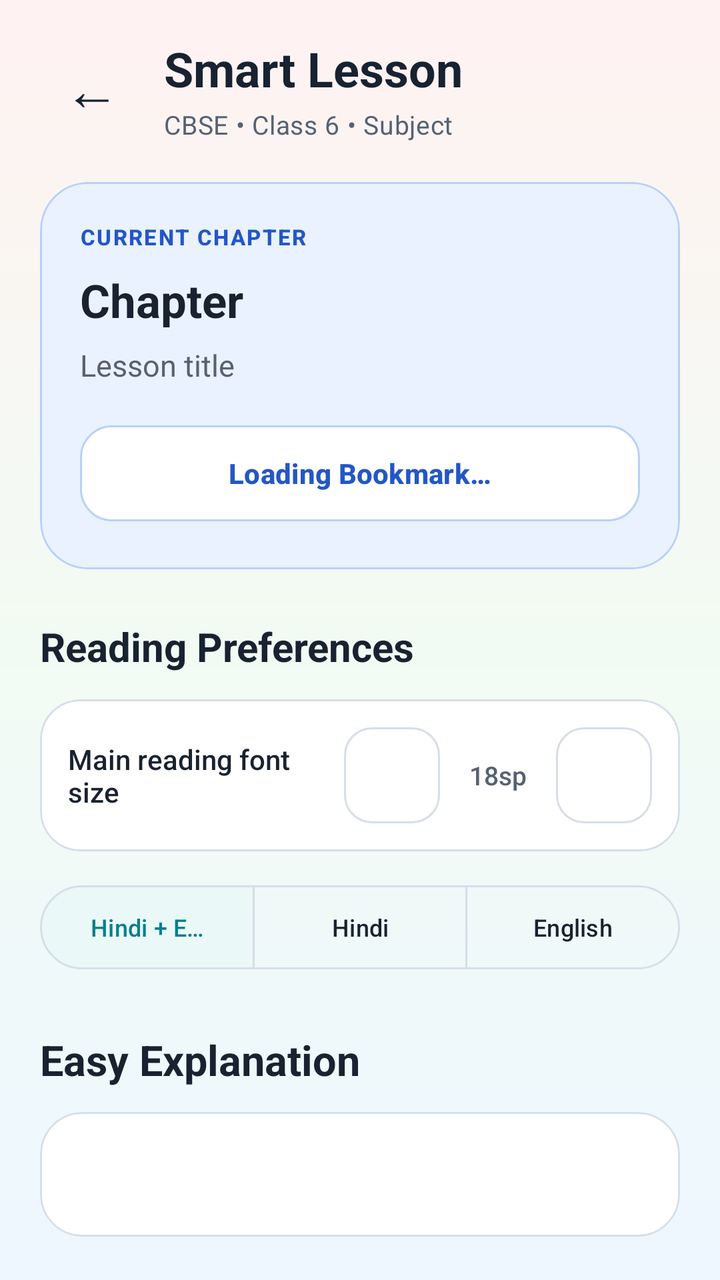
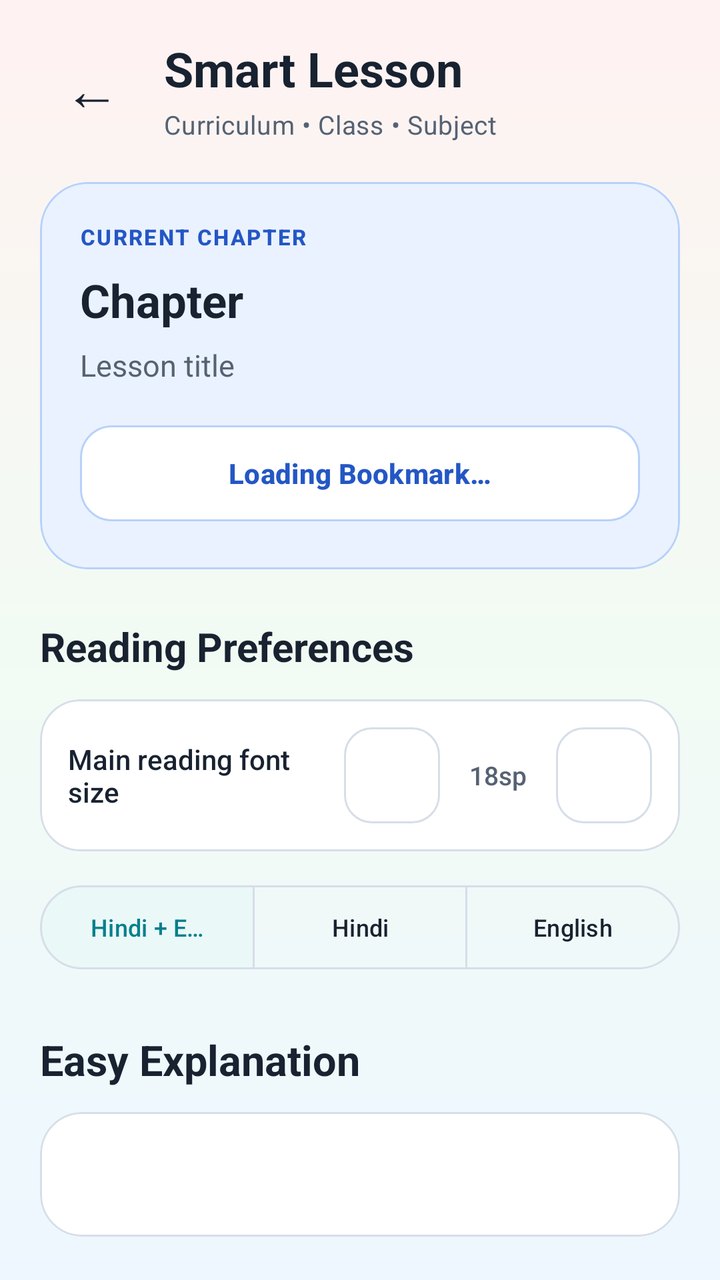

Two renders of the same Android screen: before a commit and after it. Below are the layout's source before the change and the commit's diff.
<!-- AndroidManifest.xml: application theme Theme.StudySaathi -->
<!-- res/layout/activity_lesson.xml -->
<?xml version="1.0" encoding="utf-8"?>
<androidx.core.widget.NestedScrollView xmlns:android="http://schemas.android.com/apk/res/android"
    xmlns:app="http://schemas.android.com/apk/res-auto"
    android:id="@+id/lessonScrollView"
    android:layout_width="match_parent"
    android:layout_height="match_parent"
    android:background="@drawable/bg_app_soft_mix"
    android:clipToPadding="false"
    android:fillViewport="true"
    android:overScrollMode="never">

    <LinearLayout
        android:layout_width="match_parent"
        android:layout_height="wrap_content"
        android:orientation="vertical"
        android:paddingStart="20dp"
        android:paddingTop="18dp"
        android:paddingEnd="20dp"
        android:paddingBottom="38dp">

        <LinearLayout
            android:layout_width="match_parent"
            android:layout_height="wrap_content"
            android:gravity="center_vertical"
            android:orientation="horizontal">

            <com.google.android.material.button.MaterialButton
                android:id="@+id/buttonBack"
                style="@style/Widget.Material3.Button.TextButton"
                android:layout_width="52dp"
                android:layout_height="52dp"
                android:contentDescription="@string/back"
                android:insetLeft="0dp"
                android:insetTop="0dp"
                android:insetRight="0dp"
                android:insetBottom="0dp"
                android:minWidth="0dp"
                android:text="←"
                android:textColor="@color/ss_text_primary"
                android:textSize="28sp"
                app:cornerRadius="16dp" />

            <LinearLayout
                android:layout_width="0dp"
                android:layout_height="wrap_content"
                android:layout_marginStart="10dp"
                android:layout_weight="1"
                android:orientation="vertical">

                <TextView
                    style="@style/TextAppearance.StudySaathi.Heading"
                    android:layout_width="match_parent"
                    android:layout_height="wrap_content"
                    android:text="@string/smart_lesson"
                    android:textSize="24sp" />

                <TextView
                    android:id="@+id/textLessonCurriculum"
                    style="@style/TextAppearance.StudySaathi.Body"
                    android:layout_width="match_parent"
                    android:layout_height="wrap_content"
                    android:layout_marginTop="3dp"
                    android:text="CBSE • Class 6 • Subject"
                    android:textSize="13sp" />

            </LinearLayout>

        </LinearLayout>

        <com.google.android.material.card.MaterialCardView
            android:layout_width="match_parent"
            android:layout_height="wrap_content"
            android:layout_marginTop="20dp"
            app:cardBackgroundColor="@color/ss_blue_soft"
            app:cardCornerRadius="24dp"
            app:cardElevation="0dp"
            app:strokeColor="@color/ss_blue_border"
            app:strokeWidth="1dp">

            <LinearLayout
                android:layout_width="match_parent"
                android:layout_height="wrap_content"
                android:orientation="vertical"
                android:padding="20dp">

                <TextView
                    android:layout_width="wrap_content"
                    android:layout_height="wrap_content"
                    android:fontFamily="sans-serif-medium"
                    android:letterSpacing="0.07"
                    android:text="@string/current_chapter"
                    android:textAllCaps="true"
                    android:textColor="@color/ss_primary"
                    android:textSize="11sp"
                    android:textStyle="bold" />

                <TextView
                    android:id="@+id/textLessonChapterTitle"
                    android:layout_width="match_parent"
                    android:layout_height="wrap_content"
                    android:layout_marginTop="9dp"
                    android:fontFamily="sans-serif-rounded"
                    android:text="Chapter"
                    android:textColor="@color/ss_text_primary"
                    android:textSize="23sp"
                    android:textStyle="bold" />

                <TextView
                    android:id="@+id/textLessonTitle"
                    android:layout_width="match_parent"
                    android:layout_height="wrap_content"
                    android:layout_marginTop="7dp"
                    android:fontFamily="sans-serif"
                    android:text="Lesson title"
                    android:textColor="@color/ss_text_secondary"
                    android:textSize="15sp" />

                <com.google.android.material.button.MaterialButton
                    android:id="@+id/buttonBookmarkChapter"
                    style="@style/Widget.StudySaathi.Button.Outlined"
                    android:layout_width="match_parent"
                    android:layout_height="wrap_content"
                    android:layout_marginTop="16dp"
                    android:enabled="false"
                    android:text="@string/lesson_bookmark_loading"
                    android:textAllCaps="false"
                    android:textSize="14sp"
                    app:backgroundTint="@color/ss_surface"
                    app:cornerRadius="16dp"
                    app:strokeColor="@color/ss_blue_border"
                    app:strokeWidth="1dp" />

            </LinearLayout>

        </com.google.android.material.card.MaterialCardView>

        <TextView
            android:layout_width="match_parent"
            android:layout_height="wrap_content"
            android:layout_marginTop="25dp"
            android:fontFamily="sans-serif-rounded"
            android:text="@string/reading_preferences"
            android:textColor="@color/ss_text_primary"
            android:textSize="20sp"
            android:textStyle="bold" />

        <com.google.android.material.card.MaterialCardView
            android:layout_width="match_parent"
            android:layout_height="wrap_content"
            android:layout_marginTop="13dp"
            app:cardBackgroundColor="@color/ss_surface"
            app:cardCornerRadius="20dp"
            app:cardElevation="0dp"
            app:strokeColor="@color/ss_outline"
            app:strokeWidth="1dp">

            <LinearLayout
                android:layout_width="match_parent"
                android:layout_height="wrap_content"
                android:gravity="center_vertical"
                android:orientation="horizontal"
                android:padding="14dp">

                <TextView
                    android:layout_width="0dp"
                    android:layout_height="wrap_content"
                    android:layout_weight="1"
                    android:fontFamily="sans-serif-medium"
                    android:text="@string/reading_font_size"
                    android:textColor="@color/ss_text_primary"
                    android:textSize="14sp" />

                <com.google.android.material.button.MaterialButton
                    android:id="@+id/buttonDecreaseFont"
                    style="@style/Widget.Material3.Button.OutlinedButton"
                    android:layout_width="48dp"
                    android:layout_height="48dp"
                    android:insetLeft="0dp"
                    android:insetTop="0dp"
                    android:insetRight="0dp"
                    android:insetBottom="0dp"
                    android:minWidth="0dp"
                    android:text="A−"
                    android:textAllCaps="false"
                    android:textColor="@color/ss_primary"
                    android:textSize="15sp"
                    app:cornerRadius="14dp"
                    app:strokeColor="@color/ss_outline" />

                <TextView
                    android:id="@+id/textFontSize"
                    android:layout_width="58dp"
                    android:layout_height="wrap_content"
                    android:fontFamily="sans-serif-medium"
                    android:gravity="center"
                    android:text="18sp"
                    android:textColor="@color/ss_text_secondary"
                    android:textSize="13sp" />

                <com.google.android.material.button.MaterialButton
                    android:id="@+id/buttonIncreaseFont"
                    style="@style/Widget.Material3.Button.OutlinedButton"
                    android:layout_width="48dp"
                    android:layout_height="48dp"
                    android:insetLeft="0dp"
                    android:insetTop="0dp"
                    android:insetRight="0dp"
                    android:insetBottom="0dp"
                    android:minWidth="0dp"
                    android:text="A+"
                    android:textAllCaps="false"
                    android:textColor="@color/ss_primary"
                    android:textSize="15sp"
                    app:cornerRadius="14dp"
                    app:strokeColor="@color/ss_outline" />

            </LinearLayout>

        </com.google.android.material.card.MaterialCardView>

        <com.google.android.material.button.MaterialButtonToggleGroup
            android:id="@+id/toggleLessonLanguage"
            android:layout_width="match_parent"
            android:layout_height="wrap_content"
            android:layout_marginTop="13dp"
            app:checkedButton="@id/buttonBilingual"
            app:selectionRequired="true"
            app:singleSelection="true">

            <com.google.android.material.button.MaterialButton
                android:id="@+id/buttonBilingual"
                style="@style/Widget.Material3.Button.OutlinedButton"
                android:layout_width="0dp"
                android:layout_height="50dp"
                android:layout_weight="1"
                android:text="@string/bilingual"
                android:textAllCaps="false"
                android:textSize="12sp" />

            <com.google.android.material.button.MaterialButton
                android:id="@+id/buttonHindi"
                style="@style/Widget.Material3.Button.OutlinedButton"
                android:layout_width="0dp"
                android:layout_height="50dp"
                android:layout_weight="1"
                android:text="@string/hindi"
                android:textAllCaps="false"
                android:textSize="12sp" />

            <com.google.android.material.button.MaterialButton
                android:id="@+id/buttonEnglish"
                style="@style/Widget.Material3.Button.OutlinedButton"
                android:layout_width="0dp"
                android:layout_height="50dp"
                android:layout_weight="1"
                android:text="@string/english"
                android:textAllCaps="false"
                android:textSize="12sp" />

        </com.google.android.material.button.MaterialButtonToggleGroup>

        <TextView
            android:layout_width="match_parent"
            android:layout_height="wrap_content"
            android:layout_marginTop="27dp"
            android:fontFamily="sans-serif-rounded"
            android:text="@string/easy_explanation"
            android:textColor="@color/ss_text_primary"
            android:textSize="21sp"
            android:textStyle="bold" />

        <com.google.android.material.card.MaterialCardView
            android:layout_width="match_parent"
            android:layout_height="wrap_content"
            android:layout_marginTop="12dp"
            app:cardBackgroundColor="@color/ss_surface"
            app:cardCornerRadius="21dp"
            app:cardElevation="0dp"
            app:strokeColor="@color/ss_outline"
            app:strokeWidth="1dp">

            <TextView
                android:id="@+id/textExplanation"
                style="@style/TextAppearance.StudySaathi.Reading"
                android:layout_width="match_parent"
                android:layout_height="wrap_content"
                android:padding="19dp"
                android:textIsSelectable="true" />

        </com.google.android.material.card.MaterialCardView>

        <TextView
            android:layout_width="match_parent"
            android:layout_height="wrap_content"
            android:layout_marginTop="25dp"
            android:fontFamily="sans-serif-rounded"
            android:text="@string/key_points"
            android:textColor="@color/ss_text_primary"
            android:textSize="21sp"
            android:textStyle="bold" />

        <com.google.android.material.card.MaterialCardView
            android:layout_width="match_parent"
            android:layout_height="wrap_content"
            android:layout_marginTop="12dp"
            app:cardBackgroundColor="@color/ss_green_soft"
            app:cardCornerRadius="21dp"
            app:cardElevation="0dp"
            app:strokeColor="@color/ss_green_border"
            app:strokeWidth="1dp">

            <TextView
                android:id="@+id/textKeyPoints"
                style="@style/TextAppearance.StudySaathi.Reading"
                android:layout_width="match_parent"
                android:layout_height="wrap_content"
                android:padding="19dp"
                android:textIsSelectable="true" />

        </com.google.android.material.card.MaterialCardView>

        <TextView
            android:layout_width="match_parent"
            android:layout_height="wrap_content"
            android:layout_marginTop="25dp"
            android:fontFamily="sans-serif-rounded"
            android:text="@string/simple_example"
            android:textColor="@color/ss_text_primary"
            android:textSize="21sp"
            android:textStyle="bold" />

        <com.google.android.material.card.MaterialCardView
            android:layout_width="match_parent"
            android:layout_height="wrap_content"
            android:layout_marginTop="12dp"
            app:cardBackgroundColor="@color/ss_yellow_soft"
            app:cardCornerRadius="21dp"
            app:cardElevation="0dp"
            app:strokeColor="@color/ss_yellow_border"
            app:strokeWidth="1dp">

            <TextView
                android:id="@+id/textExample"
                style="@style/TextAppearance.StudySaathi.Reading"
                android:layout_width="match_parent"
                android:layout_height="wrap_content"
                android:padding="19dp"
                android:textIsSelectable="true" />

        </com.google.android.material.card.MaterialCardView>

        <TextView
            android:layout_width="match_parent"
            android:layout_height="wrap_content"
            android:layout_marginTop="25dp"
            android:fontFamily="sans-serif-rounded"
            android:text="@string/try_yourself"
            android:textColor="@color/ss_text_primary"
            android:textSize="21sp"
            android:textStyle="bold" />

        <com.google.android.material.card.MaterialCardView
            android:layout_width="match_parent"
            android:layout_height="wrap_content"
            android:layout_marginTop="12dp"
            app:cardBackgroundColor="@color/ss_purple_soft"
            app:cardCornerRadius="21dp"
            app:cardElevation="0dp"
            app:strokeColor="@color/ss_purple_border"
            app:strokeWidth="1dp">

            <TextView
                android:id="@+id/textPracticeQuestion"
                style="@style/TextAppearance.StudySaathi.Reading"
                android:layout_width="match_parent"
                android:layout_height="wrap_content"
                android:padding="19dp"
                android:textIsSelectable="true" />

        </com.google.android.material.card.MaterialCardView>

        <com.google.android.material.button.MaterialButton
            android:id="@+id/buttonPractice"
            style="@style/Widget.StudySaathi.Button.Outlined"
            android:layout_width="match_parent"
            android:layout_height="wrap_content"
            android:layout_marginTop="16dp"
            android:text="@string/check_understanding"
            android:textAllCaps="false"
            android:textSize="15sp" />

        <com.google.android.material.card.MaterialCardView
            android:layout_width="match_parent"
            android:layout_height="wrap_content"
            android:layout_marginTop="24dp"
            app:cardBackgroundColor="@color/ss_teal_soft"
            app:cardCornerRadius="21dp"
            app:cardElevation="0dp"
            app:strokeColor="@color/ss_teal_border"
            app:strokeWidth="1dp">

            <LinearLayout
                android:layout_width="match_parent"
                android:layout_height="wrap_content"
                android:gravity="center_vertical"
                android:orientation="horizontal"
                android:padding="18dp">

                <TextView
                    android:layout_width="52dp"
                    android:layout_height="52dp"
                    android:fontFamily="sans-serif-rounded"
                    android:gravity="center"
                    android:text="★"
                    android:textColor="@color/ss_secondary"
                    android:textSize="25sp"
                    android:textStyle="bold" />

                <TextView
                    android:layout_width="0dp"
                    android:layout_height="wrap_content"
                    android:layout_marginStart="12dp"
                    android:layout_weight="1"
                    android:fontFamily="sans-serif-rounded"
                    android:lineSpacingExtra="2dp"
                    android:text="@string/lesson_encouragement"
                    android:textColor="@color/ss_text_primary"
                    android:textSize="16sp"
                    android:textStyle="bold" />

            </LinearLayout>

        </com.google.android.material.card.MaterialCardView>

        <com.google.android.material.button.MaterialButton
            android:id="@+id/buttonCompleteLesson"
            style="@style/Widget.StudySaathi.Button.Primary"
            android:layout_width="match_parent"
            android:layout_height="wrap_content"
            android:layout_marginTop="18dp"
            android:text="@string/mark_lesson_complete"
            android:textAllCaps="false"
            android:textSize="16sp" />

    </LinearLayout>

</androidx.core.widget.NestedScrollView>
<!-- resources referenced by this layout -->
<resources>
  <color name="ss_blue_border">#B8D1FA</color>
  <color name="ss_blue_soft">#EAF2FF</color>
  <color name="ss_green_border">#B7DEC2</color>
  <color name="ss_green_soft">#ECF8F0</color>
  <color name="ss_outline">#D6DEE9</color>
  <color name="ss_primary">#2457C5</color>
  <color name="ss_purple_border">#D6C0E8</color>
  <color name="ss_purple_soft">#F6F0FC</color>
  <color name="ss_secondary">#087F8C</color>
  <color name="ss_surface">#FFFFFF</color>
  <color name="ss_teal_border">#B4DCDC</color>
  <color name="ss_teal_soft">#EAF8F8</color>
  <color name="ss_text_primary">#182230</color>
  <color name="ss_text_secondary">#566273</color>
  <color name="ss_yellow_border">#E8D49B</color>
  <color name="ss_yellow_soft">#FFF8E8</color>
  <!-- drawable bg_app_soft_mix (drawable) -->
  <?xml version="1.0" encoding="utf-8"?>
  <shape xmlns:android="http://schemas.android.com/apk/res/android"
      android:shape="rectangle">
  
      <gradient
          android:angle="270"
          android:centerColor="#F2FBF3"
          android:endColor="#EEF7FF"
          android:startColor="#FFF2F2"
          android:type="linear" />
  
  </shape>
  <string name="back">Back</string>
  <string name="bilingual">Hindi + English</string>
  <string name="check_understanding">Check My Understanding</string>
  <string name="current_chapter">CURRENT CHAPTER</string>
  <string name="easy_explanation">Easy Explanation</string>
  <string name="english">English</string>
  <string name="hindi">Hindi</string>
  <string name="key_points">Key Points</string>
  <string name="lesson_bookmark_loading">
          Loading Bookmark…
      </string>
  <string name="lesson_encouragement">
          कठिन विषय को छोटे-छोटे steps में समझना ही smart learning है। आपने आज एक अच्छा कदम उठाया है।
      </string>
  <string name="mark_lesson_complete">Mark Lesson Complete</string>
  <string name="reading_font_size">Main reading font size</string>
  <string name="reading_preferences">Reading Preferences</string>
  <string name="simple_example">Simple Example</string>
  <string name="smart_lesson">Smart Lesson</string>
  <string name="try_yourself">Try Yourself</string>
  <style name="TextAppearance.StudySaathi.Body" parent="TextAppearance.Material3.BodyMedium">
          <item name="android:fontFamily">sans-serif</item>
          <item name="fontFamily">sans-serif</item>
          <item name="android:textColor">@color/ss_text_secondary</item>
      </style>
  <style name="TextAppearance.StudySaathi.Heading" parent="TextAppearance.Material3.HeadlineSmall">
          <item name="android:fontFamily">sans-serif-rounded</item>
          <item name="fontFamily">sans-serif-rounded</item>
          <item name="android:textStyle">bold</item>
          <item name="android:textColor">@color/ss_text_primary</item>
      </style>
  <style name="Widget.StudySaathi.Button.Primary" parent="Widget.Material3.Button">
          <item name="cornerRadius">18dp</item>
          <item name="android:minHeight">56dp</item>
          <item name="android:textStyle">bold</item>
          <item name="backgroundTint">@color/ss_primary</item>
          <item name="android:textColor">@color/ss_on_primary</item>
      </style>
  <color name="ss_outline_strong">#B9C5D5</color>
  <color name="ss_on_primary">#FFFFFF</color>
  <color name="ss_primary_dark">#173F99</color>
  <color name="ss_on_secondary">#FFFFFF</color>
  <color name="ss_tertiary">#8A5A00</color>
  <color name="ss_on_tertiary">#FFFFFF</color>
  <color name="ss_background">#F7F9FC</color>
  <color name="ss_surface_soft">#F0F4FA</color>
  <color name="ss_error">#BA1A1A</color>
  <color name="white">#FFFFFFFF</color>
  <color name="ss_red_soft">#FFF0F0</color>
  <!-- unchanged entries left out for length: 3 -->
</resources>

<!-- the commit's change to res/layout/activity_lesson.xml (unified diff, before → after) -->
@@ -60,7 +60,7 @@
                     android:layout_width="match_parent"
                     android:layout_height="wrap_content"
                     android:layout_marginTop="3dp"
-                    android:text="CBSE • Class 6 • Subject"
+                    android:text="Curriculum • Class • Subject"
                     android:textSize="13sp" />
 
             </LinearLayout>
@@ -180,10 +180,10 @@
                     android:insetRight="0dp"
                     android:insetBottom="0dp"
                     android:minWidth="0dp"
-                    android:text="A−"
+                    android:text="−"
                     android:textAllCaps="false"
                     android:textColor="@color/ss_primary"
-                    android:textSize="15sp"
+                    android:textSize="25sp"
                     app:cornerRadius="14dp"
                     app:strokeColor="@color/ss_outline" />
 
@@ -207,10 +207,10 @@
                     android:insetRight="0dp"
                     android:insetBottom="0dp"
                     android:minWidth="0dp"
-                    android:text="A+"
+                    android:text="+"
                     android:textAllCaps="false"
                     android:textColor="@color/ss_primary"
-                    android:textSize="15sp"
+                    android:textSize="25sp"
                     app:cornerRadius="14dp"
                     app:strokeColor="@color/ss_outline" />
 
